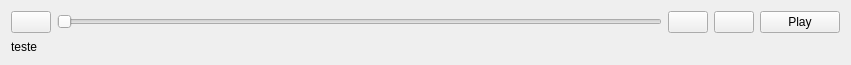
acnazarejr/vsdt, file src/gui/ui/control_widget.ui: the form before one commit.
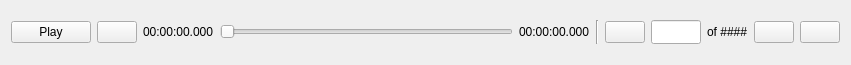
The form after the commit. Icons and pictures are not drawn.

Commit message: New featrures on control

What changed in the file:
```diff
--- a/src/gui/ui/control_widget.ui
+++ b/src/gui/ui/control_widget.ui
@@ -29,13 +29,31 @@
    <item>
     <layout class="QHBoxLayout" name="buttonsHorizontalLayout">
      <item>
-      <widget class="QPushButton" name="previousButton">
+      <widget class="QPushButton" name="playButton">
+       <property name="text">
+        <string>Play</string>
+       </property>
+       <property name="icon">
+        <iconset resource="../res/vsdt.qrc">
+         <normaloff>:/icons/play.png</normaloff>:/icons/play.png</iconset>
+       </property>
+      </widget>
+     </item>
+     <item>
+      <widget class="QPushButton" name="stopButton">
        <property name="text">
         <string/>
        </property>
        <property name="icon">
         <iconset resource="../res/vsdt.qrc">
-         <normaloff>:/icons/previous.png</normaloff>:/icons/previous.png</iconset>
+         <normaloff>:/icons/stop.png</normaloff>:/icons/stop.png</iconset>
+       </property>
+      </widget>
+     </item>
+     <item>
+      <widget class="QLabel" name="currentLabel">
+       <property name="text">
+        <string>00:00:00.000</string>
        </property>
       </widget>
      </item>
@@ -46,6 +64,54 @@
        </property>
       </widget>
      </item>
+     <item>
+      <widget class="QLabel" name="lenghtLabel">
+       <property name="text">
+        <string>00:00:00.000</string>
+       </property>
+      </widget>
+     </item>
+     <item>
+      <widget class="Line" name="line">
+       <property name="orientation">
+        <enum>Qt::Vertical</enum>
+       </property>
+      </widget>
+     </item>
+     <item>
+      <widget class="QPushButton" name="previousButton">
+       <property name="text">
+        <string/>
+       </property>
+       <property name="icon">
+        <iconset resource="../res/vsdt.qrc">
+         <normaloff>:/icons/previous.png</normaloff>:/icons/previous.png</iconset>
+       </property>
+      </widget>
+     </item>
+     <item>
+      <widget class="QLineEdit" name="currentStepField">
+       <property name="minimumSize">
+        <size>
+         <width>0</width>
+         <height>24</height>
+        </size>
+       </property>
+       <property name="maximumSize">
+        <size>
+         <width>50</width>
+         <height>16777215</height>
+        </size>
+       </property>
+      </widget>
+     </item>
+     <item>
+      <widget class="QLabel" name="totalStepsLabel">
+       <property name="text">
+        <string>of ####</string>
+       </property>
+      </widget>
+     </item>
      <item>
       <widget class="QPushButton" name="nextButton">
        <property name="text">
@@ -58,35 +124,13 @@
       </widget>
      </item>
      <item>
-      <widget class="QPushButton" name="stopButton">
+      <widget class="QPushButton" name="gotoButton">
        <property name="text">
         <string/>
        </property>
        <property name="icon">
         <iconset resource="../res/vsdt.qrc">
-         <normaloff>:/icons/stop.png</normaloff>:/icons/stop.png</iconset>
-       </property>
-      </widget>
-     </item>
-     <item>
-      <widget class="QPushButton" name="playButton">
-       <property name="text">
-        <string>Play</string>
-       </property>
-       <property name="icon">
-        <iconset resource="../res/vsdt.qrc">
-         <normaloff>:/icons/play.png</normaloff>:/icons/play.png</iconset>
-       </property>
-      </widget>
-     </item>
-    </layout>
-   </item>
-   <item>
-    <layout class="QHBoxLayout" name="labelsHorizontalLayout">
-     <item>
-      <widget class="QLabel" name="timeLabel">
-       <property name="text">
-        <string>teste</string>
+         <normaloff>:/icons/goto.png</normaloff>:/icons/goto.png</iconset>
        </property>
       </widget>
      </item>
```
The commit also changes 6 other files.
